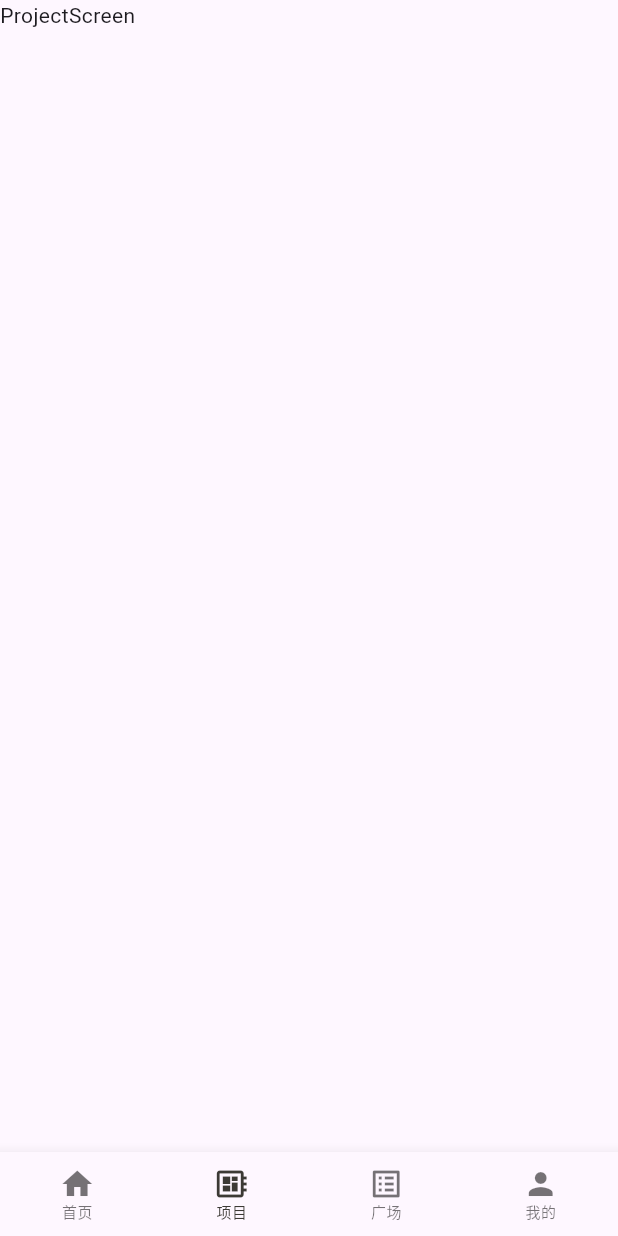
After one commit to wzw110110/flutter_common_layout, a Flutter app: the screen it shows after launch, item 2 of the bottom bar chosen, on a phone screen of 412 x 824 dp. The commit adds this screen. Run offline on Flutter 3.47's test engine with Material 3 defaults, Android fonts, the phone set to English and light mode, and no system bars; our stand-ins replace cached_network_image, cookie_jar, dio, dio_cookie_manager, easy_refresh, flutter_riverpod and 5 more; missing offline and left inert: talker_dio_logger; generated files the repository leaves out were written again.

Commit message:
增加路由和导航栏

```diff
--- /dev/null
+++ b/common_ui/lib/feature/project/presentation/project_screen.dart
@@ -0,0 +1,15 @@
+import 'package:flutter/material.dart';
+
+class ProjectScreen extends StatefulWidget {
+  const ProjectScreen({super.key});
+
+  @override
+  State<ProjectScreen> createState() => _ProjectScreenState();
+}
+
+class _ProjectScreenState extends State<ProjectScreen> {
+  @override
+  Widget build(BuildContext context) {
+    return const Text("ProjectScreen");
+  }
+}
--- a/common_ui/lib/main.dart
+++ b/common_ui/lib/main.dart
@@ -6,7 +6,9 @@ import 'package:common_ui/pages/count_page.dart';
 import 'package:common_ui/pages/time_line_new_page.dart';
 import 'package:flutter/material.dart';
 import 'package:flutter_riverpod/flutter_riverpod.dart';
+import 'package:go_router/go_router.dart';
 import 'package:talker_flutter/talker_flutter.dart';
+import 'package:common_ui/routers/go_router_build.dart';
 
 final talker = TalkerFlutter.init();
 
@@ -14,23 +16,64 @@ void main() {
   runApp(const ProviderScope(child:MyApp()));
 }
 
-class MyApp extends StatelessWidget {
+class MyApp extends StatefulWidget {
   const MyApp({super.key});
 
-  // This widget is the root of your application.
+  @override
+  State<MyApp> createState() => _MyAppState();
+}
+
+class _MyAppState extends State<MyApp> {
+
+  late final GoRouter _router;
+
+  @override
+  void initState() {
+    _router = GoRouter(
+        initialLocation: '/home',
+        routes: $appRoutes,
+        navigatorKey: rootNavigatorKey);
+    super.initState();
+  }
+
   @override
   Widget build(BuildContext context) {
-    Theme.of(context);
-    return MaterialApp(
-      title: 'Flutter Demo',
-      theme: ThemeData(
-        colorScheme: ColorScheme.fromSeed(seedColor: Colors.deepPurple),
-        useMaterial3: true,
-      ),
-      home: const MyHomePage(title: 'Common UI'),
+    return MaterialApp.router(
+      routeInformationParser: _router.routeInformationParser,
+      routeInformationProvider: _router.routeInformationProvider,
+      routerDelegate: _router.routerDelegate,
+      builder: (ct, child) {
+        return GestureDetector(
+          onLongPress: () {
+            Navigator.of(rootNavigatorKey.currentContext!).push(
+                MaterialPageRoute(
+                    builder: (context) => TalkerScreen(talker: talker)));
+          },
+          child: child!,
+        );
+      },
     );
   }
 }
+
+
+// class MyApp extends StatelessWidget {
+//   const MyApp({super.key});
+//
+//   // This widget is the root of your application.
+//   @override
+//   Widget build(BuildContext context) {
+//     Theme.of(context);
+//     return MaterialApp(
+//       title: 'Flutter Demo',
+//       theme: ThemeData(
+//         colorScheme: ColorScheme.fromSeed(seedColor: Colors.deepPurple),
+//         useMaterial3: true,
+//       ),
+//       home: const MyHomePage(title: 'Common UI'),
+//     );
+//   }
+// }
 
 class MyHomePage extends StatefulWidget {
   const MyHomePage({super.key, required this.title});
--- /dev/null
+++ b/common_ui/lib/routers/main_tabbr.dart
@@ -0,0 +1,78 @@
+import 'package:flutter/material.dart';
+import 'package:go_router/go_router.dart';
+
+class MainTabbr extends StatefulWidget {
+  final Widget child;
+
+  const MainTabbr({super.key, required this.child});
+
+  @override
+  State<MainTabbr> createState() => _MainTabbrState();
+}
+
+class _MainTabbrState extends State<MainTabbr> {
+
+  int _locationToTabIndex(String location) {
+    final index = tabs.indexWhere((t) => location.startsWith(t.routerPath));
+    return index < 0 ? 0 : index;
+  }
+
+  int get _currentIndex =>
+      _locationToTabIndex(GoRouterState.of(context).uri.toString());
+
+  final List<MainTabBarItem>tabs = <MainTabBarItem>[
+    MainTabBarItem(routerPath: '/home',
+        label: "首页",
+        icon: Icon(Icons.home),
+        activeIcon: Icon(Icons.home)),
+    MainTabBarItem(routerPath: '/project',
+        label: '项目',
+        icon: Icon(Icons.developer_board),
+        activeIcon: Icon(Icons.developer_board)),
+    MainTabBarItem(routerPath: '/square',
+        label: '广场',
+        icon: Icon(Icons.list_alt),
+        activeIcon: Icon(Icons.list_alt)),
+    MainTabBarItem(routerPath: '/profile',
+        label: '我的',
+        icon: Icon(Icons.person),
+        activeIcon: Icon(Icons.person)),
+  ];
+
+  void _onItemTapped(BuildContext context, int tabIndex) {
+    if (tabIndex != _currentIndex) {
+      context.go(tabs[tabIndex].routerPath);
+    }
+  }
+
+  @override
+  Widget build(BuildContext context) {
+    return Scaffold(
+      body: Column(
+        crossAxisAlignment: CrossAxisAlignment.stretch,
+        children: [
+          Expanded(child: widget.child),
+        ],
+      ),
+      bottomNavigationBar: BottomNavigationBar(
+        currentIndex: _currentIndex,
+        items: tabs,
+        onTap: (index) => _onItemTapped(context, index),
+        unselectedFontSize: 10,
+        selectedFontSize: 10,
+        type: BottomNavigationBarType.fixed,
+        selectedItemColor: const Color(0xFF3C3A35),
+      ),
+    );
+  }
+}
+
+class MainTabBarItem extends BottomNavigationBarItem {
+  const MainTabBarItem(
+      {required this.routerPath,
+      required super.icon,
+      required Widget super.activeIcon,
+      super.label});
+
+  final String routerPath;
+}
```
Also changed, not shown: common_ui/lib/feature/media_platform/presentation/media_platform_screen.dart (added, +15 -0 lines), common_ui/lib/feature/profile/presentation/profile_screen.dart (added, +15 -0 lines), common_ui/lib/feature/square/presentation/square_screen.dart (added, +15 -0 lines), common_ui/lib/routers/go_router_build.dart (added, +84 -0 lines), common_ui/lib/feature/home/presentation/home_controller.g.dart, common_ui/lib/routers/go_router_build.g.dart (added).
